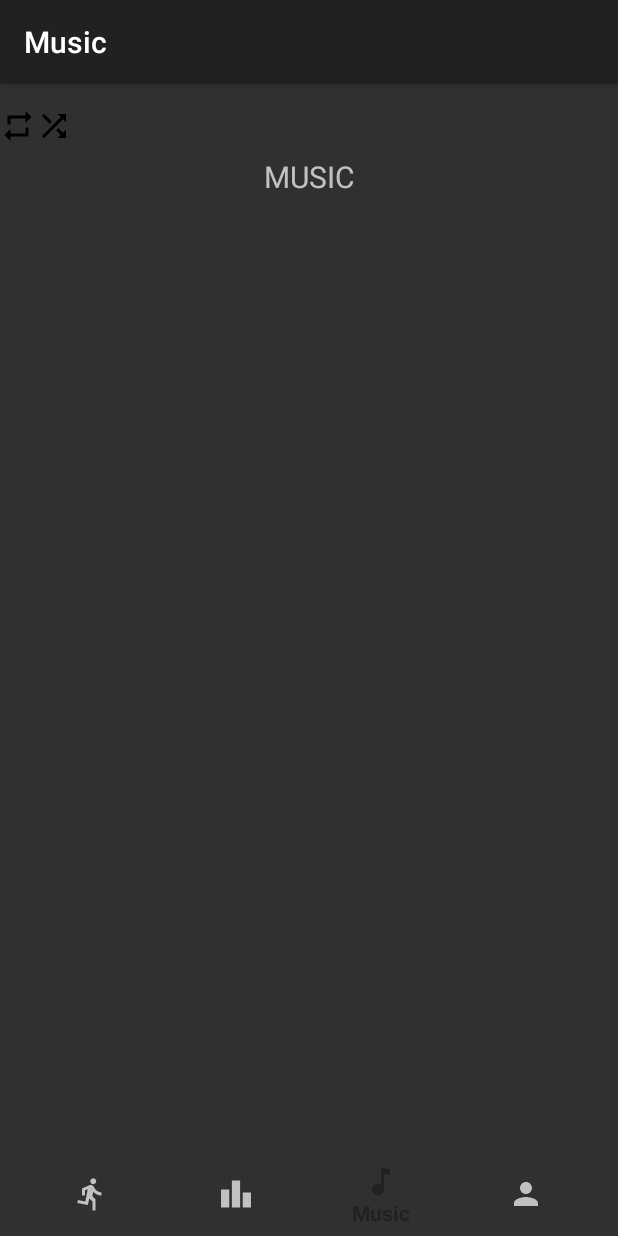
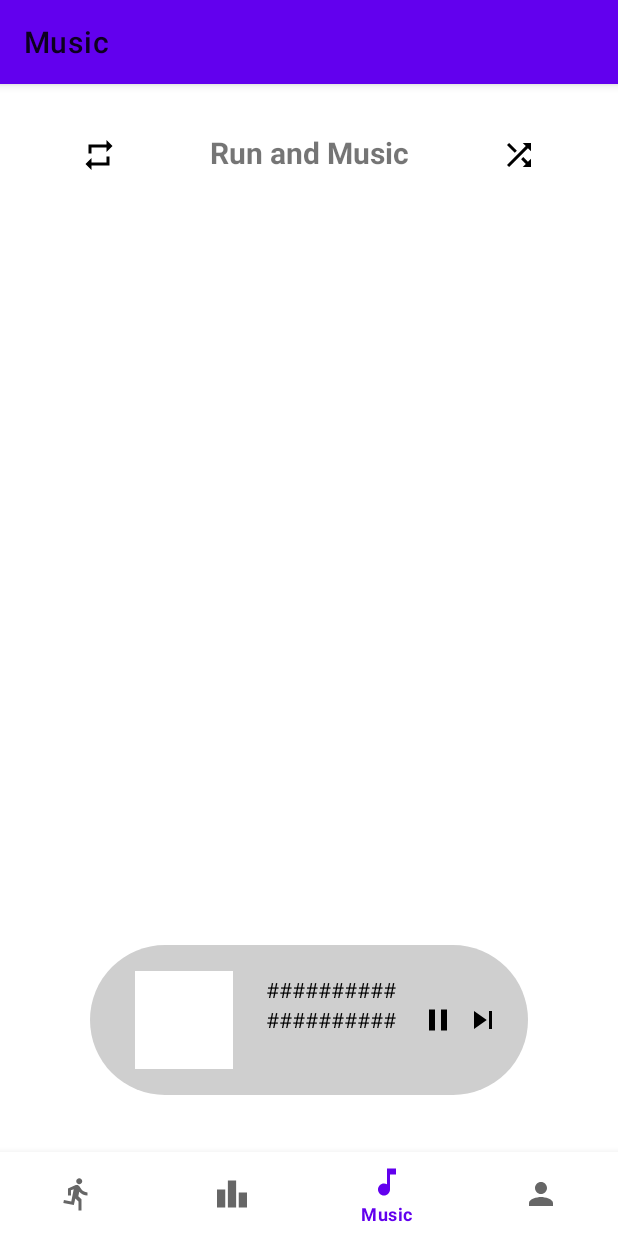
Before and after one commit to jvaldiviab1/OpenRun, an Android app: the MusicFragment screen opened directly, with no data from a screen before it, on a phone screen of 412 x 824 dp. Run offline under Robolectric (Android 15) with nearby library versions, the phone set to English and light mode, and no system bars; our stand-ins replace navigation-ui.

Commit message:
music update

```diff
--- a/app/src/main/AndroidManifest.xml
+++ b/app/src/main/AndroidManifest.xml
@@ -15,7 +15,8 @@
 
         <activity
             android:name=".module.BottomActivityMain"
-            android:label="@string/title_activity_bottom_main" />
+            android:label="@string/title_activity_bottom_main"
+            android:theme="@style/Theme.MaterialComponents.Light"/>
         <activity android:name=".module.login.view.LoginActivity"
             android:theme="@style/LoginTheme"/>
         <activity android:name=".module.SplashActivity"
--- /dev/null
+++ b/app/src/main/res/drawable/ic_pause_black_24dp.xml
@@ -0,0 +1,13 @@
+<?xml version="1.0" encoding="utf-8"?>
+<vector xmlns:android="http://schemas.android.com/apk/res/android"
+    android:width="24dp"
+    android:height="24dp"
+    android:viewportWidth="24"
+    android:viewportHeight="24">
+
+    <path
+        android:pathData="M0 0h24v24H0z" />
+    <path
+        android:fillColor="#000000"
+        android:pathData="M6 19h4V5H6v14zm8-14v14h4V5h-4z" />
+</vector>
--- /dev/null
+++ b/app/src/main/res/drawable/ic_skip_next_24dp.xml
@@ -0,0 +1,13 @@
+<?xml version="1.0" encoding="utf-8"?>
+<vector xmlns:android="http://schemas.android.com/apk/res/android"
+    android:width="24dp"
+    android:height="24dp"
+    android:viewportWidth="24"
+    android:viewportHeight="24">
+
+    <path
+        android:pathData="M0 0h24v24H0z" />
+    <path
+        android:fillColor="#000000"
+        android:pathData="M6 18l8.5-6L6 6v12zM16 6v12h2V6h-2z" />
+</vector>
--- /dev/null
+++ b/app/src/main/res/drawable/player_rounder_music.xml
@@ -0,0 +1,5 @@
+<?xml version="1.0" encoding="utf-8"?>
+<shape xmlns:android="http://schemas.android.com/apk/res/android">
+    <corners android:radius="65dp"/>
+    <solid android:color="@color/gray"/>
+</shape>
--- a/app/src/main/res/layout/fragment_music.xml
+++ b/app/src/main/res/layout/fragment_music.xml
@@ -7,40 +7,127 @@
     android:orientation="vertical"
     tools:context=".module.music.view.MusicFragment">
 
+    <androidx.constraintlayout.widget.ConstraintLayout
+        android:layout_width="match_parent"
+        android:layout_height="wrap_content"
+        android:paddingTop="32dp"
+        android:layout_marginLeft="32dp"
+        android:layout_marginRight="32dp">
+
+        <ImageButton
+            android:id="@+id/imageView"
+            android:layout_width="41dp"
+            android:layout_height="30dp"
+            android:src="@drawable/ic_repeat_black_24dp"
+            android:background="@color/white"
+            app:layout_constraintEnd_toStartOf="@+id/textView2"
+            app:layout_constraintHorizontal_bias="0.2"
+            app:layout_constraintStart_toStartOf="parent"
+            app:layout_constraintTop_toTopOf="parent" />
+
+        <TextView
+            android:id="@+id/textView2"
+            android:layout_width="wrap_content"
+            android:layout_height="wrap_content"
+            android:layout_gravity="center"
+            android:text="Run and Music"
+            android:textSize="20sp"
+            android:textStyle="bold"
+            app:layout_constraintEnd_toEndOf="parent"
+            app:layout_constraintStart_toStartOf="parent"
+            app:layout_constraintTop_toTopOf="parent" />
+
+        <ImageButton
+            android:layout_width="41dp"
+            android:layout_height="30dp"
+            android:layout_gravity="right"
+            android:src="@drawable/ic_shuffle_black_24dp"
+            android:background="@color/white"
+            app:layout_constraintEnd_toEndOf="parent"
+            app:layout_constraintHorizontal_bias="0.8"
+            app:layout_constraintStart_toEndOf="@+id/textView2"
+            app:layout_constraintTop_toTopOf="parent" />
+    </androidx.constraintlayout.widget.ConstraintLayout>
+
     <LinearLayout
         android:layout_width="match_parent"
-        android:layout_height="wrap_content"
-        android:paddingTop="16dp"
-        android:orientation="horizontal">
+        android:layout_height="450dp"
+        android:orientation="vertical"
+        android:layout_marginRight="48dp"
+        android:layout_marginLeft="48dp"
+        android:layout_marginTop="32dp">
+
+        <androidx.recyclerview.widget.RecyclerView
+            android:layout_width="match_parent"
+            android:layout_height="match_parent"
+            android:clipToPadding="false"
+            android:paddingTop="8dp"/>
+    </LinearLayout>
+
+    <androidx.constraintlayout.widget.ConstraintLayout
+        android:layout_width="match_parent"
+        android:layout_height="100dp"
+        android:layout_marginRight="60dp"
+        android:layout_marginLeft="60dp"
+        android:layout_marginTop="30dp"
+        android:background="@drawable/player_rounder_music">
 
         <ImageView
+            android:id="@+id/imageView3"
+            android:layout_width="65dp"
+            android:layout_height="65dp"
+            android:layout_marginLeft="30dp"
+            android:background="@color/white"
+            app:layout_constraintBottom_toBottomOf="parent"
+            app:layout_constraintStart_toStartOf="parent"
+            app:layout_constraintTop_toTopOf="parent" />
+
+        <TextView
             android:layout_width="wrap_content"
             android:layout_height="wrap_content"
-        android:src="@drawable/ic_repeat_black_24dp"/>
-     <ImageView
+            android:layout_marginTop="20dp"
+            android:text="##########"
+            android:textColor="@color/black"
+            app:layout_constraintEnd_toEndOf="parent"
+            app:layout_constraintHorizontal_bias="0.2"
+            app:layout_constraintStart_toEndOf="@+id/imageView3"
+            app:layout_constraintTop_toTopOf="parent" />
+
+        <TextView
             android:layout_width="wrap_content"
             android:layout_height="wrap_content"
-         android:src="@drawable/ic_shuffle_black_24dp"/>
+            android:layout_marginTop="40dp"
+            android:text="##########"
+            android:textColor="@color/black"
+            app:layout_constraintEnd_toEndOf="parent"
+            app:layout_constraintHorizontal_bias="0.2"
+            app:layout_constraintStart_toEndOf="@+id/imageView3"
+            app:layout_constraintTop_toTopOf="parent" />
 
+        <ImageButton
+            android:id="@+id/imageButton"
+            android:layout_width="wrap_content"
+            android:layout_height="wrap_content"
+            android:layout_marginEnd="48dp"
+            android:background="@color/gray"
+            android:src="@drawable/ic_pause_black_24dp"
+            app:layout_constraintBottom_toBottomOf="parent"
+            app:layout_constraintEnd_toEndOf="parent"
+            app:layout_constraintTop_toTopOf="parent" />
+
+        <ImageButton
+            android:id="@+id/imageButton2"
+            android:layout_width="wrap_content"
+            android:layout_height="wrap_content"
+            android:layout_marginEnd="18dp"
+            android:background="@color/gray"
+            android:src="@drawable/ic_skip_next_24dp"
+            app:layout_constraintBottom_toBottomOf="parent"
+            app:layout_constraintEnd_toEndOf="parent"
+            app:layout_constraintTop_toTopOf="parent" />
+
+    </androidx.constraintlayout.widget.ConstraintLayout>
 
 
 
 </LinearLayout>
-
-    <TextView
-        android:id="@+id/text_home"
-        android:layout_width="match_parent"
-        android:layout_height="wrap_content"
-        android:layout_marginStart="8dp"
-        android:layout_marginTop="8dp"
-        android:layout_marginEnd="8dp"
-        android:text="MUSIC"
-        android:textAlignment="center"
-        android:textSize="20sp"
-        app:layout_constraintBottom_toBottomOf="parent"
-        app:layout_constraintEnd_toEndOf="parent"
-        app:layout_constraintStart_toStartOf="parent"
-        app:layout_constraintTop_toTopOf="parent" />
-
-
-</LinearLayout>
--- a/app/src/main/res/values/style.xml
+++ b/app/src/main/res/values/style.xml
@@ -9,7 +9,7 @@
         <item name="android:windowBackground">@drawable/splash_background</item>
     </style>
 
-    <style name="LoginTheme" parent="Theme.AppCompat.NoActionBar">
+    <style name="LoginTheme" parent="Theme.AppCompat.Light.NoActionBar">
         <item name="android:windowNoTitle">true</item>
         <item name="android:windowActionBar">false</item>
         <item name="android:windowFullscreen">true</item>
```
Lines whose indentation alone changed are shown as unchanged.
